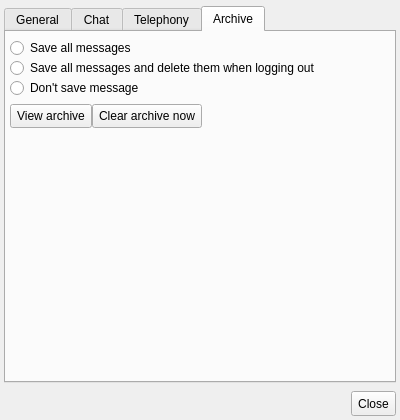
Before: the Qt Designer form share/skins/default/settings.ui in itds-consulting/yate, drawn with Qt 5.
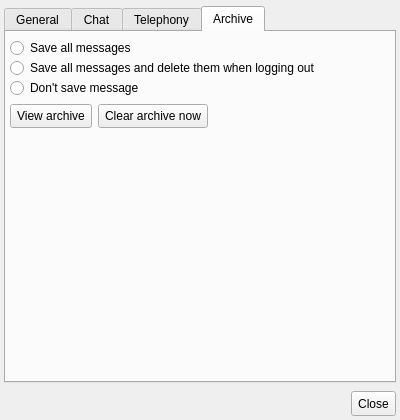
After: the same form once the commit is applied. The open tabs and pages were chosen to show the change. Icons and pictures are not drawn.

```diff
--- a/share/skins/default/settings.ui
+++ b/share/skins/default/settings.ui
@@ -532,6 +532,9 @@
        </item>
        <item>
         <layout class="QHBoxLayout" >
+         <property name="spacing" >
+          <number>6</number>
+         </property>
          <property name="topMargin" >
           <number>6</number>
          </property>
```
